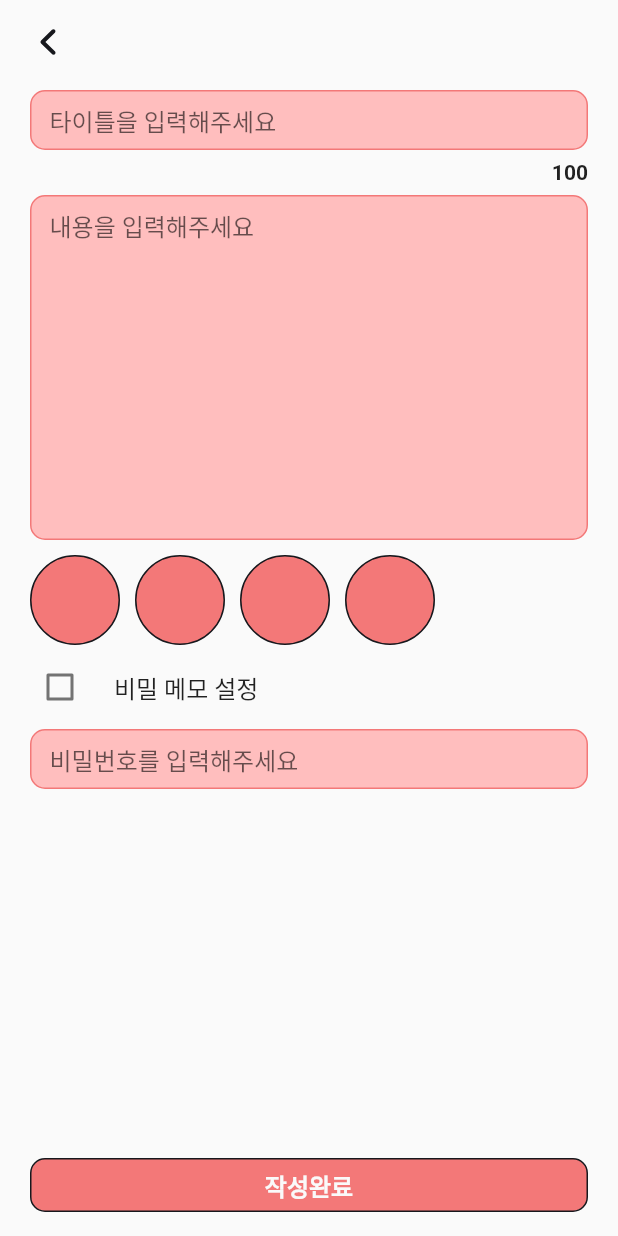
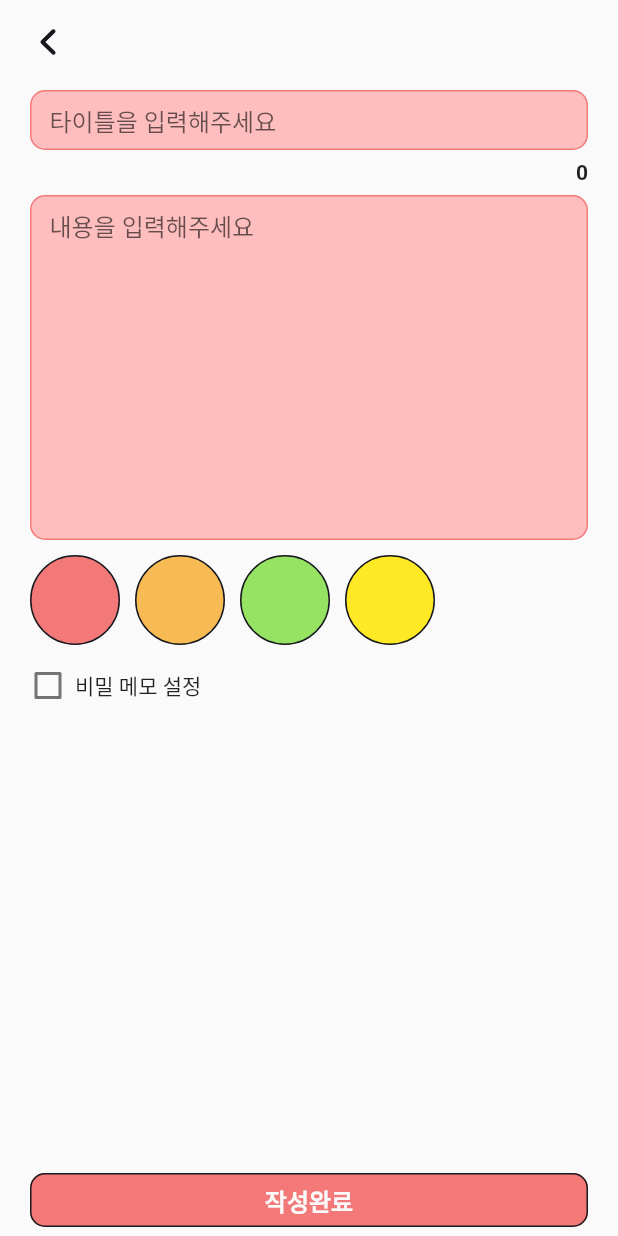
Before and after one commit to kmj94102/my_memo, a Flutter app: the WriteScreen screen opened directly, on a phone screen of 412 x 824 dp. Run offline on Flutter 3.47's test engine with Material 2 defaults, Android fonts, the phone set to English and light mode, and no system bars; our stand-ins replace flutter_svg, sqflite; accounts and stored records are empty; statements that could not run were skipped.

Commit message:
- 글 작성 기능 추가

```diff
--- a/lib/WriteScreen.dart
+++ /dev/null
@@ -1,169 +0,0 @@
-import 'package:flutter/cupertino.dart';
-import 'package:flutter/material.dart';
-import 'package:flutter_svg/flutter_svg.dart';
-
-class WriteScreen extends StatelessWidget {
-  const WriteScreen({Key? key}) : super(key: key);
-
-  @override
-  Widget build(BuildContext context) {
-    return SafeArea(
-        child: Scaffold(
-      body: Container(
-        color: const Color(0xFFFAFAFA),
-        padding: const EdgeInsets.symmetric(vertical: 16, horizontal: 20),
-        child: Column(
-          children: [
-            /// 헤더 : 타이틀 영역
-            writeHeader(),
-            const SizedBox(
-              height: 20,
-            ),
-
-            /// 바디 : 제목, 내용, 색상, 비밀 메모 설정
-            Expanded(child: writeBody()),
-            writeFooter()
-          ],
-        ),
-      ),
-    ));
-  }
-}
-
-/// 헤더 : 타이틀 영역
-Widget writeHeader() {
-  return Row(
-    children: [SvgPicture.asset("assets/images/ic_prev.svg")],
-  );
-}
-
-/// 바디 : 제목, 내용, 색상, 비밀 메모 설정
-Widget writeBody() {
-  return Column(
-    children: [
-      /// 타이틀
-      customTextField(hint: "타이틀을 입력해주세요"),
-      const SizedBox(
-        height: 7,
-      ),
-
-      /// 내용 카운트
-      Row(children: const [
-        Expanded(
-            child: Text(
-          "100",
-          textAlign: TextAlign.end,
-          style: TextStyle(fontSize: 14, fontWeight: FontWeight.bold),
-        ))
-      ]),
-      const SizedBox(
-        height: 7,
-      ),
-      customTextField(hint: "내용을 입력해주세요", isContents: true),
-      const SizedBox(
-        height: 10,
-      ),
-      /// 메모 색상 설정
-      Row(
-        children: [
-          selectColorWidget(),
-          const SizedBox(
-            width: 10,
-          ),
-          selectColorWidget(),
-          const SizedBox(
-            width: 10,
-          ),
-          selectColorWidget(),
-          const SizedBox(
-            width: 10,
-          ),
-          selectColorWidget(),
-        ],
-      ),
-
-      /// 비밀 메모 설정
-      secretMemoSetting()
-    ],
-  );
-}
-
-/// 커스텀 텍스트 필드
-Widget customTextField(
-    {Color mainColor = const Color(0xFFF37878),
-    Color subColor = const Color(0xFFFFBEBE),
-    bool isContents = false,
-    String hint = ""}) {
-  double minHeight = 0;
-  int? maxLines = 1;
-  if (isContents) {
-    minHeight = 230;
-    maxLines = null;
-  }
-
-  return Container(
-    constraints: BoxConstraints(minHeight: minHeight),
-    decoration: BoxDecoration(
-        border: Border.all(color: mainColor, width: 1),
-        borderRadius: BorderRadius.circular(10),
-        color: subColor),
-    child: TextField(
-      decoration: InputDecoration(
-          isDense: true,
-          contentPadding:
-              const EdgeInsets.symmetric(horizontal: 12, vertical: 7),
-          border: InputBorder.none,
-          hintText: hint),
-      cursorColor: mainColor,
-      maxLines: maxLines,
-    ),
-  );
-}
-
-/// 메모 색상 선택
-Widget selectColorWidget(
-    {Color mainColor = const Color(0xFFF37878),
-    Color subColor = const Color(0xFFFFBEBE)}) {
-  return Container(
-    decoration: BoxDecoration(
-        borderRadius: const BorderRadius.all(Radius.circular(60)),
-        color: mainColor,
-        border: Border.all(color: const Color(0xFF17181D), width: 1)),
-    width: 60,
-    height: 60,
-  );
-}
-
-/// 비밀 메모 설정
-Widget secretMemoSetting() {
-  return Column(
-    children: [
-      CheckboxListTile(
-        title: const Text("비밀 메모 설정"),
-        value: false,
-        onChanged: (_) {},
-        controlAffinity: ListTileControlAffinity.leading,
-        contentPadding: EdgeInsets.zero,
-      ),
-      customTextField(hint: "비밀번호를 입력해주세요"),
-    ],
-  );
-}
-
-/// 풋터 : 작성 완료
-Widget writeFooter() {
-  return Container(
-    constraints: const BoxConstraints(minWidth: double.infinity),
-    padding: const EdgeInsets.all(5),
-    decoration: BoxDecoration(
-        border: Border.all(color: const Color(0xFF17181D), width: 1),
-        color: const Color(0xFFF37878),
-        borderRadius: const BorderRadius.all(Radius.circular(10))),
-    child: const Text(
-      "작성완료",
-      style: TextStyle(
-          color: Color(0xFFFAFAFA), fontSize: 16, fontWeight: FontWeight.bold),
-      textAlign: TextAlign.center,
-    ),
-  );
-}
--- /dev/null
+++ b/lib/database/MemoItem.dart
@@ -0,0 +1,95 @@
+import 'package:my_memo/database/MemoProvider.dart';
+import 'package:sqflite/sql.dart';
+
+class MemoItem {
+  final int id;
+  final String title;
+  final String contents;
+  final bool isSecret;
+  final bool isImportance;
+  final String? password;
+  final int timestamp;
+  final int colorGroup;
+
+  MemoItem(
+      {this.id = 0,
+      this.title = "",
+      this.contents = "",
+      this.isSecret = false,
+      this.isImportance = false,
+      this.password,
+      this.timestamp = 0,
+      this.colorGroup = 0});
+
+  Map<String, dynamic> toMap() {
+    return {
+      'id': id,
+      'title': title,
+      'contents': contents,
+      'isSecret': isSecret,
+      'isImportance': isImportance,
+      'password': password,
+      'timestamp': timestamp,
+      'colorGroup': colorGroup,
+    };
+  }
+}
+
+class MemoItemModify {
+  int id;
+  String title;
+  String contents;
+  bool isSecret;
+  bool isImportance;
+  String? password;
+  int timestamp;
+  int colorGroup;
+
+  MemoItemModify(
+      {this.id = 0,
+      this.title = "",
+      this.contents = "",
+      this.isSecret = false,
+      this.isImportance = false,
+      this.password,
+      this.timestamp = 0,
+      this.colorGroup = 0});
+
+  mapper() {
+    return MemoItem(
+        id: id,
+      title: title,
+      contents: contents,
+      isSecret: isSecret,
+      isImportance: isImportance,
+      password: password,
+      timestamp: timestamp,
+      colorGroup: colorGroup
+    );
+  }
+}
+
+Future<List<MemoItem>> getDB() async {
+  final db = await MemoProvider().database;
+  final List<Map<String, dynamic>> maps = await db!.query("MEMO");
+  if (maps.isEmpty) return [];
+  List<MemoItem> list = List.generate(maps.length, (index) {
+    return MemoItem(
+      id: maps[index]["id"],
+      title: maps[index]["title"],
+      contents: maps[index]["contents"],
+      isSecret: maps[index]["isSecret"],
+      isImportance: maps[index]["isImportance"],
+      password: maps[index]["password"],
+      timestamp: maps[index]["timestamp"],
+      colorGroup: maps[index]["colorGroup"],
+    );
+  });
+  return list;
+}
+
+Future<void> insert(MemoItem item) async {
+  final db = await MemoProvider().database;
+  await db?.insert("Memo", item.toMap(),
+      conflictAlgorithm: ConflictAlgorithm.replace);
+}
--- /dev/null
+++ b/lib/ui/common/Title.dart
@@ -0,0 +1,36 @@
+import 'package:flutter/cupertino.dart';
+import 'package:flutter_svg/svg.dart';
+
+class MyTitle extends StatelessWidget {
+  const MyTitle(
+      {Key? key,
+      this.onBackClick,
+      this.onImportanceClick,
+      this.isDetail = false})
+      : super(key: key);
+
+  final VoidCallback? onBackClick;
+  final VoidCallback? onImportanceClick;
+  final bool isDetail;
+
+  @override
+  Widget build(BuildContext context) {
+    return Row(
+      mainAxisAlignment: MainAxisAlignment.spaceBetween,
+      children: [
+        GestureDetector(
+          onTap: onBackClick ??
+              () {
+                Navigator.pop(context);
+              },
+          child: SvgPicture.asset("assets/images/ic_prev.svg"),
+        ),
+        if (isDetail)
+          GestureDetector(
+            onTap: onImportanceClick,
+            child: SvgPicture.asset("assets/images/ic_star.svg"),
+          ),
+      ],
+    );
+  }
+}
--- /dev/null
+++ b/lib/ui/detail/WriteBody.dart
@@ -0,0 +1,155 @@
+import 'package:flutter/cupertino.dart';
+import 'package:flutter/material.dart';
+
+import '../../database/MemoItem.dart';
+import '../../util/colors.dart';
+import '../write/WriteScreen.dart';
+
+/// 바디 : 제목, 내용, 색상, 비밀 메모 설정
+class WriteBody extends StatefulWidget {
+  const WriteBody({Key? key, required this.memoItem}) : super(key: key);
+
+  final MemoItemModify memoItem;
+
+  @override
+  State<WriteBody> createState() => _WriteBodyState();
+}
+
+class _WriteBodyState extends State<WriteBody> {
+  var _color = MemoColor.getByGroup(1);
+  var _isSecret = false;
+
+  @override
+  Widget build(BuildContext context) {
+    return Column(
+      children: [
+        /// 타이틀
+        customTextField(
+            hint: "타이틀을 입력해주세요",
+            mainColor: _color.mainColor,
+            subColor: _color.subColor,
+            onChange: (value) {
+              widget.memoItem.title = value;
+            }),
+        const SizedBox(
+          height: 7,
+        ),
+
+        /// 내용 카운트
+        Row(children: [
+          Expanded(
+              child: Text(
+            "${widget.memoItem.contents.length}",
+            textAlign: TextAlign.end,
+            style: const TextStyle(fontSize: 14, fontWeight: FontWeight.bold),
+          ))
+        ]),
+        const SizedBox(
+          height: 7,
+        ),
+        customTextField(
+          hint: "내용을 입력해주세요",
+          mainColor: _color.mainColor,
+          subColor: _color.subColor,
+          isContents: true,
+          onChange: (value) {
+            setState(() {
+              widget.memoItem.contents = value;
+            });
+          },
+        ),
+        const SizedBox(
+          height: 10,
+        ),
+
+        /// 메모 색상 설정
+        Row(
+          children: [
+            selectColorWidget(onTap: () {
+              setState(() {
+                widget.memoItem.colorGroup = 1;
+                _color = MemoColor.getByGroup(1);
+              });
+            }),
+            const SizedBox(
+              width: 10,
+            ),
+            selectColorWidget(
+                mainColor: getMainOrange(),
+                subColor: getSubOrange(),
+                onTap: () {
+                  setState(() {
+                    widget.memoItem.colorGroup = 2;
+                    _color = MemoColor.getByGroup(2);
+                  });
+                }),
+            const SizedBox(
+              width: 10,
+            ),
+            selectColorWidget(
+                mainColor: getMainGreen(),
+                subColor: getSubGreen(),
+                onTap: () {
+                  setState(() {
+                    widget.memoItem.colorGroup = 3;
+                    _color = MemoColor.getByGroup(3);
+                  });
+                }),
+            const SizedBox(
+              width: 10,
+            ),
+            selectColorWidget(
+                mainColor: getMainYellow(),
+                subColor: getSubYellow(),
+                onTap: () {
+                  setState(() {
+                    _color = MemoColor.getByGroup(4);
+                  });
+                }),
+          ],
+        ),
+
+        const SizedBox(height: 15,),
+        /// 비밀 메모 설정
+        GestureDetector(
+          child: Row(
+            children: [
+              SizedBox(
+                height: 24,
+                width: 24,
+                child: Checkbox(
+                    value: _isSecret,
+                    activeColor: _color.mainColor,
+                    onChanged: (value) {
+                      setState(() {
+                        _isSecret = !_isSecret;
+                        widget.memoItem.isSecret = _isSecret;
+                      });
+                    }),
+              ),
+              const SizedBox(width: 6,),
+              const Text("비밀 메모 설정"),
+            ],
+          ),
+          onTap: (){
+            setState(() {
+              _isSecret = !_isSecret;
+              widget.memoItem.isSecret = _isSecret;
+            });
+          },
+        ),
+        const SizedBox(height: 10,),
+        if(_isSecret)
+          customTextField(
+            mainColor: _color.mainColor,
+            subColor: _color.subColor,
+            isSecret: true,
+            hint: "비밀번호를 입력해주세요",
+            onChange: (value){
+              widget.memoItem.password = value;
+            }
+          )
+      ],
+    );
+  }
+}
--- a/lib/main.dart
+++ b/lib/ui/main.dart
@@ -1,6 +1,5 @@
 import 'package:flutter/material.dart';
-
-import 'HomeScreen.dart';
+import 'home/HomeScreen.dart';
 
 void main() {
   runApp(const MyApp());
--- /dev/null
+++ b/lib/ui/write/WriteScreen.dart
@@ -0,0 +1,140 @@
+import 'package:flutter/cupertino.dart';
+import 'package:flutter/material.dart';
+import 'package:my_memo/database/MemoItem.dart';
+import 'package:my_memo/ui/common/Title.dart';
+import '../detail/WriteBody.dart';
+
+class WriteScreen extends StatefulWidget {
+  const WriteScreen({Key? key}) : super(key: key);
+
+  @override
+  State<WriteScreen> createState() => _WriteScreenState();
+}
+
+class _WriteScreenState extends State<WriteScreen> {
+  var memoItem = MemoItemModify();
+  final controller = TextEditingController();
+  int count = 0;
+
+  @override
+  void initState() {
+    super.initState();
+    controller.addListener(() {});
+  }
+
+  @override
+  void dispose() {
+    controller.dispose();
+    super.dispose();
+  }
+
+  @override
+  Widget build(BuildContext context) {
+    return SafeArea(
+        child: Scaffold(
+      body: Container(
+        color: const Color(0xFFFAFAFA),
+        padding: const EdgeInsets.only(top: 16, left: 20, right: 20),
+        child: Column(
+          children: [
+            /// 타이틀
+            const MyTitle(),
+            const SizedBox(
+              height: 20,
+            ),
+            /// 바디 : 제목, 내용, 색상, 비밀 메모 설정
+            Expanded(
+                child: SingleChildScrollView(
+                    child: WriteBody(memoItem: memoItem,))),
+            /// 풋터 : 작성 완료
+            writeFooter(onPressed: () {
+              insert(memoItem.mapper());
+              Navigator.of(context).pop();
+            })
+          ],
+        ),
+      ),
+    ));
+  }
+}
+
+/// 커스텀 텍스트 필드
+Widget customTextField(
+    {Color mainColor = const Color(0xFFF37878),
+    Color subColor = const Color(0xFFFFBEBE),
+    bool isContents = false,
+    bool isSecret = false,
+    String hint = "",
+    ValueChanged? onChange,
+    TextEditingController? controller}) {
+  double minHeight = 0;
+  int? maxLines = 1;
+  if (isContents) {
+    minHeight = 230;
+    maxLines = null;
+  }
+
+  return Container(
+    constraints: BoxConstraints(minHeight: minHeight),
+    decoration: BoxDecoration(
+        border: Border.all(color: mainColor, width: 1),
+        borderRadius: BorderRadius.circular(10),
+        color: subColor),
+    child: TextField(
+      decoration: InputDecoration(
+          isDense: true,
+          contentPadding:
+              const EdgeInsets.symmetric(horizontal: 12, vertical: 7),
+          border: InputBorder.none,
+          hintText: hint),
+      cursorColor: mainColor,
+      maxLines: maxLines,
+      onChanged: onChange,
+      controller: controller,
+      obscureText: isSecret,
+    ),
+  );
+}
+
+/// 메모 색상 선택
+Widget selectColorWidget(
+    {Color mainColor = const Color(0xFFF37878),
+    Color subColor = const Color(0xFFFFBEBE),
+    VoidCallback? onTap}) {
+  return InkWell(
+    onTap: onTap,
+    child: Container(
+      decoration: BoxDecoration(
+          borderRadius: const BorderRadius.all(Radius.circular(60)),
+          color: mainColor,
+          border: Border.all(color: const Color(0xFF17181D), width: 1)),
+      width: 60,
+      height: 60,
+    ),
+  );
+}
+
+/// 풋터 : 작성 완료
+Widget writeFooter(
+    {Color mainColor = const Color(0xFFF37878), VoidCallback? onPressed}) {
+  return Container(
+      constraints: const BoxConstraints(minWidth: double.infinity),
+      child: OutlinedButton(
+        onPressed: () {
+          onPressed?.call();
+        },
+        style: OutlinedButton.styleFrom(
+            side: const BorderSide(color: Color(0xFF191A1E)),
+            backgroundColor: mainColor,
+            shape: RoundedRectangleBorder(
+                borderRadius: BorderRadius.circular(10))),
+        child: const Text(
+          "작성완료",
+          style: TextStyle(
+              color: Color(0xFFFAFAFA),
+              fontSize: 16,
+              fontWeight: FontWeight.bold),
+          textAlign: TextAlign.center,
+        ),
+      ));
+}
--- /dev/null
+++ b/lib/util/colors.dart
@@ -0,0 +1,95 @@
+import 'package:flutter/material.dart';
+
+Color getBlack() {
+  return const Color(0xFF17181D);
+}
+
+Color getWhite() {
+  return const Color(0xFFFAFAFA);
+}
+
+Color getGray() {
+  return const Color(0xFFCFCFCF);
+}
+
+Color getMainRed() {
+  return const Color(0xFFF37878);
+}
+
+Color getSubRed() {
+  return const Color(0xFFFFBEBE);
+}
+
+Color getMainOrange() {
+  return const Color(0xFFF8BB54);
+}
+
+Color getSubOrange() {
+  return const Color(0xFFFAD9A1);
+}
+
+Color getMainGreen() {
+  return const Color(0xFF96E263);
+}
+
+Color getSubGreen() {
+  return const Color(0xFFD9F8C4);
+}
+
+Color getMainYellow() {
+  return const Color(0xFFFFE924);
+}
+
+Color getSubYellow() {
+  return const Color(0xFFFCFF79);
+}
+
+List<int> colorPaletteIndices = [
+  50,
+  100,
+  200,
+  300,
+  400,
+  500,
+  600,
+  700,
+  800,
+  900
+];
+
+MaterialColor getMaterialColor(Color color) {
+  final int red = color.red, green = color.green, blue = color.blue;
+
+  final Map<int, Color> shades = {
+    50: Color.fromRGBO(red, green, blue, .1),
+    100: Color.fromRGBO(red, green, blue, .2),
+    200: Color.fromRGBO(red, green, blue, .3),
+    300: Color.fromRGBO(red, green, blue, .4),
+    400: Color.fromRGBO(red, green, blue, .5),
+    500: Color.fromRGBO(red, green, blue, .6),
+    600: Color.fromRGBO(red, green, blue, .7),
+    700: Color.fromRGBO(red, green, blue, .8),
+    800: Color.fromRGBO(red, green, blue, .9),
+    900: Color.fromRGBO(red, green, blue, 1),
+  };
+
+  return MaterialColor(color.value, shades);
+}
+
+enum MemoColor {
+  red(1, Color(0xFFF37878), Color(0xFFFFBEBE)),
+  orange(2, Color(0xFFF8BB54), Color(0xFFFAD9A1)),
+  yellow(3, Color(0xFF96E263), Color(0xFFD9F8C4)),
+  green(4, Color(0xFFFFE924), Color(0xFFFCFF79));
+
+  const MemoColor(this.group, this.mainColor, this.subColor);
+
+  final int group;
+  final Color mainColor;
+  final Color subColor;
+
+  factory MemoColor.getByGroup(int group) {
+    return MemoColor.values.firstWhere((element) => element.group == group,
+        orElse: () => MemoColor.red);
+  }
+}
--- a/pubspec.yaml
+++ b/pubspec.yaml
@@ -31,6 +31,8 @@ dependencies:
     sdk: flutter
 
   flutter_svg: ^0.19.0
+  sqflite:
+  path:
 
 
   # The following adds the Cupertino Icons font to your application.
```
Also changed, not shown: lib/database/MemoProvider.dart (added, +35 -0 lines), pubspec.lock, 3 other files.
